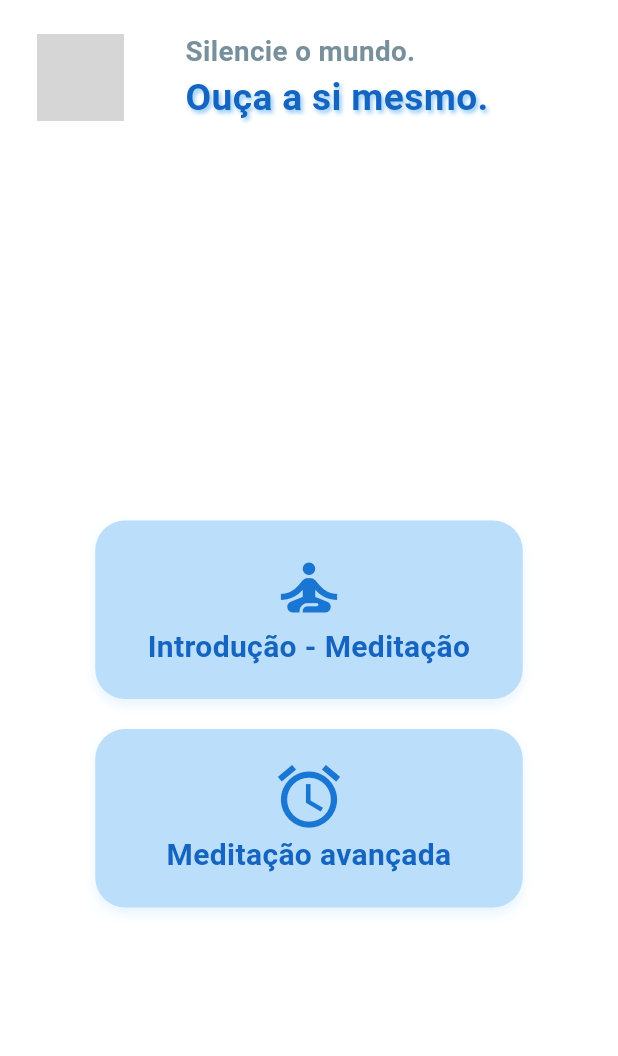
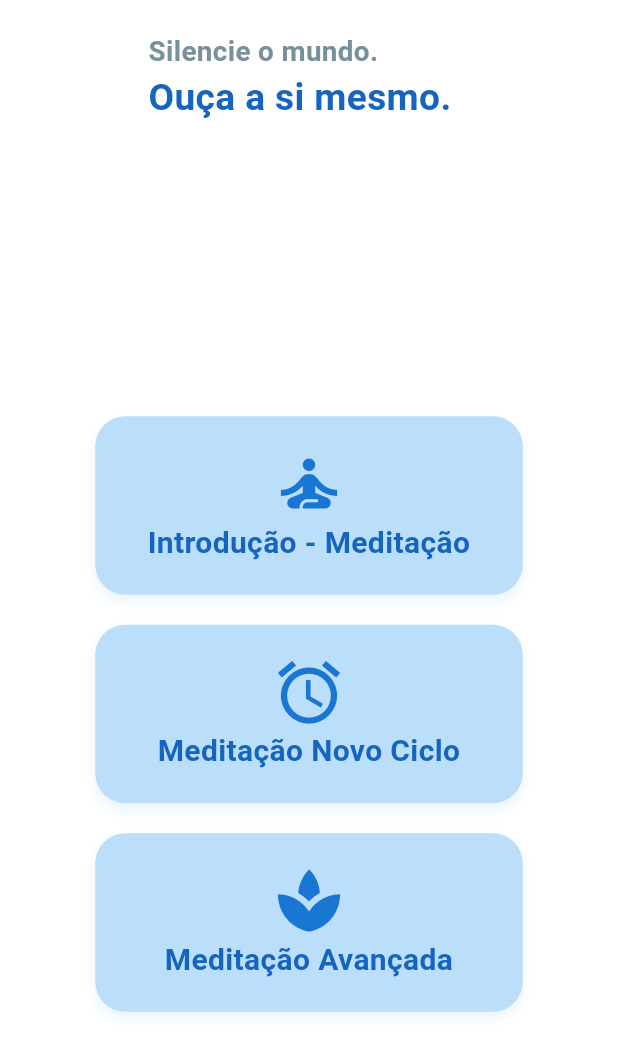
Before and after one commit to Kaique59/App-Medy-flutter, a Flutter app: the PagMeditar screen opened directly, on a phone screen of 412 x 824 dp. Shown: the top 1056 px of the screen. Run offline on Flutter 3.47's test engine with Material 3 defaults, Android fonts, the phone set to English and light mode, and no system bars; our stand-ins replace youtube_player_flutter; grey boxes are pictures that could not be loaded.

Commit message:
fiz a pagina introdução a meditação, e dei uma organizada

```diff
--- a/flutter_application_1/lib/main.dart
+++ b/flutter_application_1/lib/main.dart
@@ -2,7 +2,7 @@ import 'dart:async';
 import 'package:flutter/cupertino.dart';
 import 'package:flutter/material.dart';
 import 'package:flutter_application_1/app.dart';
-import 'pagmeditar.dart'; // <-- Import da sua página de meditação
+import 'package:flutter_application_1/pages/pagmeditar.dart'; // caminho certo agora
 
 void main() {
   runApp(MyApp());
--- a/flutter_application_1/lib/pages/hub_page_view.dart
+++ b/flutter_application_1/lib/pages/hub_page_view.dart
@@ -2,7 +2,7 @@ import 'package:flutter/cupertino.dart';
 import 'package:flutter/material.dart';
 import 'package:flutter_application_1/ChatPage.dart';
 import 'package:flutter_application_1/pages/home_page.dart';
-import 'package:flutter_application_1/pagmeditar.dart';
+import 'package:flutter_application_1/pages/pagmeditar.dart';
 import 'package:flutter_application_1/pages/Audiopage.dart';
 
 class HubPageView extends StatefulWidget {
--- /dev/null
+++ b/flutter_application_1/lib/pages/pagmeditar.dart
@@ -0,0 +1,112 @@
+import 'package:flutter/material.dart';
+import 'package:flutter_application_1/widgets/custom_card.dart';
+
+// 👇 importa suas páginas
+import 'package:flutter_application_1/pages/sub_pages/pag_introducao_meditacao.dart';
+import 'package:flutter_application_1/pages/sub_pages/pag_novo_ciclo.dart';
+import 'package:flutter_application_1/pages/sub_pages/pag_avancada.dart';
+
+class PagMeditar extends StatelessWidget {
+  final bool temaEscuro;
+  final VoidCallback? onTrocarTema;
+
+  PagMeditar({super.key, this.temaEscuro = false, this.onTrocarTema});
+
+  // Cada card tem uma página associada
+  final List<Map<String, dynamic>> cardList = [
+    {
+      "icon": Icons.self_improvement,
+      "text": "Introdução - Meditação",
+      "page": const PagIntroducaoMeditacao(),
+    },
+    {
+      "icon": Icons.access_alarm,
+      "text": "Meditação Novo Ciclo",
+      "page": const NovoCicloPage(),
+    },
+    {
+      "icon": Icons.spa,
+      "text": "Meditação Avançada",
+      "page": const AvancadaPage(),
+    },
+  ];
+
+  @override
+  Widget build(BuildContext context) {
+    final largura = MediaQuery.of(context).size.width;
+    final altura = MediaQuery.of(context).size.height;
+
+    return Scaffold(
+      backgroundColor: temaEscuro ? Colors.black : Colors.white,
+      body: SafeArea(
+        child: Column(
+          crossAxisAlignment: CrossAxisAlignment.start,
+          children: [
+            _buildCabecalho(largura),
+            SizedBox(height: altura * 0.03),
+            _buildCards(context),
+          ],
+        ),
+      ),
+    );
+  }
+
+  Widget _buildCabecalho(double largura) {
+    return Padding(
+      padding: EdgeInsets.symmetric(
+        horizontal: largura * 0.06,
+        vertical: largura * 0.05,
+      ),
+      child: Row(
+        children: [
+          SizedBox(width: largura * 0.18),
+          Column(
+            crossAxisAlignment: CrossAxisAlignment.start,
+            children: [
+              Text(
+                "Silencie o mundo.",
+                style: TextStyle(
+                  color: temaEscuro ? Colors.grey[300] : Colors.blueGrey[400],
+                  fontSize: largura * 0.045,
+                  fontWeight: FontWeight.bold,
+                ),
+              ),
+              Text(
+                "Ouça a si mesmo.",
+                style: TextStyle(
+                  color: temaEscuro ? Colors.white : Colors.blue[800],
+                  fontSize: largura * 0.06,
+                  fontWeight: FontWeight.bold,
+                ),
+              ),
+            ],
+          ),
+        ],
+      ),
+    );
+  }
+
+  Widget _buildCards(BuildContext context) {
+    return Expanded(
+      child: Center(
+        child: Column(
+          mainAxisSize: MainAxisSize.min,
+          children: cardList.map((item) {
+            return Padding(
+              padding: const EdgeInsets.symmetric(vertical: 10),
+              child: GestureDetector(
+                onTap: () {
+                  Navigator.push(
+                    context,
+                    MaterialPageRoute(builder: (context) => item["page"]),
+                  );
+                },
+                child: CustomCard(icon: item["icon"], text: item["text"]),
+              ),
+            );
+          }).toList(),
+        ),
+      ),
+    );
+  }
+}
--- a/flutter_application_1/lib/pagmeditar.dart
+++ /dev/null
@@ -1,153 +0,0 @@
-import 'package:flutter/material.dart';
-import 'package:flutter_application_1/widgets/custom_card.dart';
-
-class PagMeditar extends StatelessWidget {
-   bool temaEscuro = false;
-   VoidCallback? onTrocarTema;
-
-  PagMeditar({
-    super.key,
-    this.temaEscuro = false,
-    this.onTrocarTema,
-  });
-
-  List<dynamic> cardList = [
-    {"icon": Icons.self_improvement, "text": "Introdução - Meditação"},
-    {"icon": Icons.access_alarm, "text": "Meditação avançada"},
-
-  ];
-
-  @override
-  Widget build(BuildContext context) {
-    final largura = MediaQuery.of(context).size.width;
-    final altura = MediaQuery.of(context).size.height;
-
-    return Scaffold(
-      backgroundColor: temaEscuro ? Colors.black : Colors.white,
-      body: SafeArea(
-        child: Column(
-          crossAxisAlignment: CrossAxisAlignment.start,
-          children: [
-            _buildCabecalho(largura),
-            SizedBox(height: altura * 0.03),
-            _buildCards(largura, altura),
-          ],
-        ),
-      ),
-
-    );
-  }
-
-  /// Cabeçalho kaique 100% gay
-  Widget _buildCabecalho(double largura) {
-    return Padding(
-      padding: EdgeInsets.symmetric(
-        horizontal: largura * 0.06,
-        vertical: largura * 0.05,
-      ),
-      child: Row(
-        children: [
-          CircleAvatar(
-            radius: largura * 0.07,
-            backgroundColor: Colors.transparent,
-            backgroundImage: AssetImage(temaEscuro ? "" : ""),
-          ),
-          SizedBox(width: largura * 0.1),
-          Column(
-            crossAxisAlignment: CrossAxisAlignment.start,
-            children: [
-              Text(
-                "Silencie o mundo.",
-                style: TextStyle(
-                  color: temaEscuro ? Colors.grey[300] : Colors.blueGrey[400],
-                  fontSize: largura * 0.045,
-                  fontWeight: FontWeight.bold,
-                ),
-              ),
-              Text(
-                "Ouça a si mesmo.",
-                style: TextStyle(
-                  color: temaEscuro ? Colors.white : Colors.blue[800],
-                  fontSize: largura * 0.06,
-                  fontWeight: FontWeight.bold,
-                  shadows: [
-                    Shadow(
-                      offset: const Offset(1.5, 1.5),
-                      blurRadius: 3,
-                      color: temaEscuro
-                          ? Colors.black54
-                          : Colors.blue[200]!,
-                    ),
-                  ],
-                ),
-              ),
-            ],
-          ),
-        ],
-      ),
-    );
-  }
-
-  /// Cards de conteúdo
-  Widget _buildCards(double largura, double altura) {
-    return Expanded(
-      child: Center(
-        child: Column(
-          mainAxisSize: MainAxisSize.min,
-          children: [
-           ...cardList.map((item){
-            return Padding(
-              padding: const EdgeInsets.symmetric(vertical: 10),
-              child: CustomCard(icon: item["icon"], text: item["text"]),
-            );
-
-           })
-          ],
-        ),
-      ),
-    );
-  }
-
-
-
-  /// Card genérico
-  Widget _card(
-    double largura,
-    double altura,
-    bool temaEscuro, {
-    required IconData icon,
-    required String text,
-  }) {
-    return Container(
-      width: largura * 0.7,
-      height: altura * 0.12,
-      decoration: BoxDecoration(
-        color: temaEscuro ? Colors.grey[800] : Colors.blue[100],
-        borderRadius: BorderRadius.circular(20),
-        boxShadow: [
-          BoxShadow(
-            color: temaEscuro ? Colors.black26 : Colors.blue.withOpacity(0.1),
-            blurRadius: 6,
-            offset: const Offset(0, 4),
-          )
-        ],
-      ),
-      child: Column(
-        mainAxisAlignment: MainAxisAlignment.center,
-        children: [
-          Icon(icon, size: largura * 0.12, color: Colors.blue[700]),
-          SizedBox(height: altura * 0.01),
-          Text(
-            text,
-            style: TextStyle(
-              fontSize: largura * 0.05,
-              fontWeight: FontWeight.bold,
-              color: temaEscuro ? Colors.white : Colors.blue[800],
-            ),
-            textAlign: TextAlign.center,
-          ),
-        ],
-      ),
-    );
-  }
-}
--- a/flutter_application_1/pubspec.yaml
+++ b/flutter_application_1/pubspec.yaml
@@ -34,6 +34,7 @@ dependencies:
   # The following adds the Cupertino Icons font to your application.
   # Use with the CupertinoIcons class for iOS style icons.
   cupertino_icons: ^1.0.8
+  youtube_player_flutter: ^9.1.2
 
 dev_dependencies:
   flutter_test:
```
Also changed, not shown: flutter_application_1/lib/pages/sub_pages/pag_avancada.dart (added, +20 -0 lines), flutter_application_1/lib/pages/sub_pages/pag_introducao_meditacao.dart (added, +271 -0 lines), flutter_application_1/lib/pages/sub_pages/pag_novo_ciclo.dart (added, +20 -0 lines), flutter_application_1/lib/widgets/custom_card.dart (+4 -5 lines), flutter_application_1/lib/app.dart (line endings or trailing spaces), flutter_application_1/pubspec.lock, 3 other files.
